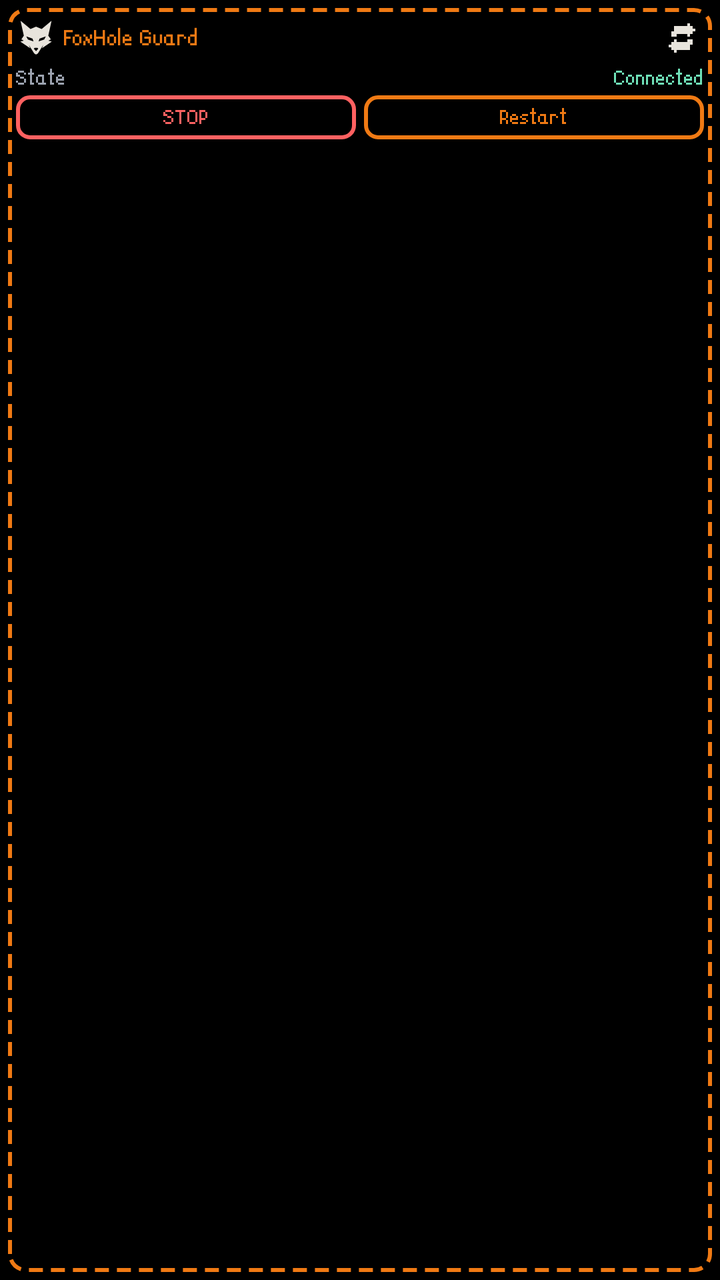
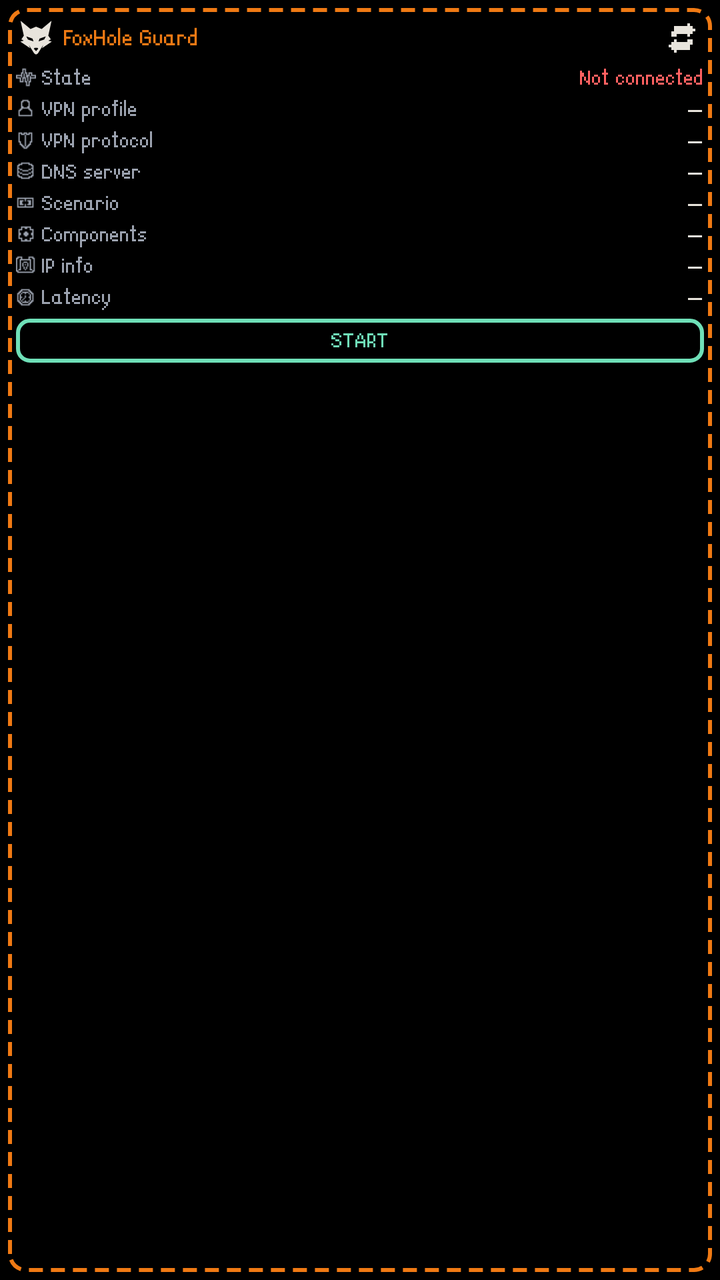

Before-and-after screenshots of an Android layout around one commit, followed by the original layout XML and the change that was made.
<!-- AndroidManifest.xml: application theme Theme.Foxhole -->
<!-- res/layout/widget_status_preview.xml -->
<?xml version="1.0" encoding="utf-8"?>
<LinearLayout xmlns:android="http://schemas.android.com/apk/res/android"
    xmlns:app="http://schemas.android.com/apk/res-auto"
    xmlns:tools="http://schemas.android.com/tools"
    android:layout_width="match_parent"
    android:layout_height="match_parent"
    android:background="@drawable/widget_preview_bg"
    android:contentDescription="@string/cli_status_widget_label"
    android:orientation="vertical"
    android:padding="8dp"
    tools:ignore="HardcodedText">

    <LinearLayout
        android:layout_width="match_parent"
        android:layout_height="wrap_content"
        android:gravity="center_vertical"
        android:orientation="horizontal">

        <ImageView
            android:layout_width="20dp"
            android:layout_height="20dp"
            android:importantForAccessibility="no"
            android:src="@drawable/ic_qs_tile"
            app:tint="@color/cli_fg" />

        <TextView
            android:layout_width="0dp"
            android:layout_height="wrap_content"
            android:layout_marginStart="4dp"
            android:layout_weight="1"
            android:fontFamily="@font/lanapixel"
            android:text="FoxHole Guard"
            android:textColor="@color/cli_accent"
            android:textSize="12sp" />

        <FrameLayout
            android:layout_width="22dp"
            android:layout_height="22dp">

            <ImageView
                android:layout_width="16dp"
                android:layout_height="16dp"
                android:layout_gravity="center"
                android:importantForAccessibility="no"
                android:src="@drawable/widget_refresh_pixel"
                app:tint="@color/cli_fg" />
        </FrameLayout>

    </LinearLayout>

    <LinearLayout
        android:layout_width="match_parent"
        android:layout_height="wrap_content"
        android:layout_marginTop="2dp"
        android:gravity="center_vertical"
        android:orientation="horizontal">

        <TextView
            android:layout_width="0dp"
            android:layout_height="wrap_content"
            android:layout_weight="1"
            android:fontFamily="@font/lanapixel"
            android:text="@string/widget_status_state"
            android:textColor="@color/cli_dim"
            android:textSize="11sp" />

        <TextView
            android:layout_width="wrap_content"
            android:layout_height="wrap_content"
            android:fontFamily="@font/lanapixel"
            android:text="@string/widget_status_connected"
            android:textColor="@color/cli_ok"
            android:textSize="11sp" />
    </LinearLayout>

    <LinearLayout
        android:layout_width="match_parent"
        android:layout_height="22dp"
        android:layout_marginTop="2dp"
        android:orientation="horizontal">

        <TextView
            android:layout_width="0dp"
            android:layout_height="match_parent"
            android:layout_weight="1"
            android:background="@drawable/widget_stop_button"
            android:fontFamily="@font/lanapixel"
            android:gravity="center"
            android:text="@string/widget_status_stop"
            android:textColor="@color/cli_err"
            android:textSize="11sp" />

        
        <TextView
            android:layout_width="4dp"
            android:layout_height="match_parent" />

        <TextView
            android:layout_width="0dp"
            android:layout_height="match_parent"
            android:layout_weight="1"
            android:background="@drawable/widget_restart_button"
            android:fontFamily="@font/lanapixel"
            android:gravity="center"
            android:text="@string/widget_status_restart"
            android:textColor="@color/cli_accent"
            android:textSize="11sp" />
    </LinearLayout>
</LinearLayout>
<!-- resources referenced by this layout -->
<resources>
  <color name="cli_accent">#F07A14</color>
  <color name="cli_dim">#9CA3B0</color>
  <color name="cli_err">#FF6161</color>
  <color name="cli_fg">#E8E4DC</color>
  <color name="cli_ok">#6FE0B8</color>
  <!-- drawable ic_qs_tile: png bitmap (drawable-nodpi, 2930 bytes) -->
  <!-- drawable widget_preview_bg (drawable) -->
  <?xml version="1.0" encoding="utf-8"?>
  <layer-list xmlns:android="http://schemas.android.com/apk/res/android">
      <item>
          <shape android:shape="rectangle">
              <solid android:color="#000000" />
          </shape>
      </item>
      <item android:left="4dp" android:top="4dp" android:right="4dp" android:bottom="4dp">
          <shape android:shape="rectangle">
              <stroke
                  android:width="2dp"
                  android:color="@color/cli_accent"
                  android:dashWidth="7dp"
                  android:dashGap="4dp" />
              <corners android:radius="8dp" />
              <solid android:color="@android:color/transparent" />
          </shape>
      </item>
  </layer-list>
  <!-- drawable widget_refresh_pixel (drawable) -->
  <?xml version="1.0" encoding="utf-8"?>
  <vector xmlns:android="http://schemas.android.com/apk/res/android"
      android:width="24dp"
      android:height="24dp"
      android:viewportWidth="24"
      android:viewportHeight="24">
      <path
          android:fillColor="#FFFFFFFF"
          android:pathData="M6,3H16V1H18V3H20V5H22V7H20V9H18V11H16V9H8V11H4V7H6ZM18,13H20V17H18V21H8V23H6V21H4V19H2V17H4V15H6V13H8V15H16V13Z" />
  </vector>
  <!-- drawable widget_restart_button (drawable) -->
  <?xml version="1.0" encoding="utf-8"?>
  <shape xmlns:android="http://schemas.android.com/apk/res/android" android:shape="rectangle">
      <solid android:color="@android:color/transparent" />
      <stroke android:width="2dp" android:color="@color/cli_accent" />
      <corners android:radius="6dp" />
  </shape>
  <!-- drawable widget_stop_button (drawable) -->
  <?xml version="1.0" encoding="utf-8"?>
  <shape xmlns:android="http://schemas.android.com/apk/res/android" android:shape="rectangle">
      <solid android:color="@android:color/transparent" />
      <stroke android:width="2dp" android:color="@color/cli_err" />
      <corners android:radius="6dp" />
  </shape>
  <string name="cli_status_widget_label">Quick access with info panel</string>
  <string name="widget_status_connected">Connected</string>
  <string name="widget_status_restart">Restart</string>
  <string name="widget_status_state">State</string>
  <string name="widget_status_stop">STOP</string>
  <style name="Theme.Foxhole" parent="Theme.AppCompat.DayNight.NoActionBar">
          <item name="android:statusBarColor">@android:color/transparent</item>
          <item name="android:navigationBarColor">@android:color/transparent</item>
          <item name="android:windowLightStatusBar">false</item>
          <item name="android:windowLightNavigationBar" tools:targetApi="o_mr1">false</item>
      </style>
</resources>

<!-- the commit's change to res/layout/widget_status_preview.xml (unified diff, before → after) -->
@@ -29,7 +29,7 @@
             android:layout_marginStart="4dp"
             android:layout_weight="1"
             android:fontFamily="@font/lanapixel"
-            android:text="FoxHole Guard"
+            android:text="@string/app_name"
             android:textColor="@color/cli_accent"
             android:textSize="12sp" />
 
@@ -55,9 +55,17 @@
         android:gravity="center_vertical"
         android:orientation="horizontal">
 
-        <TextView
-            android:layout_width="0dp"
-            android:layout_height="wrap_content"
+        <ImageView
+            android:layout_width="10dp"
+            android:layout_height="10dp"
+            android:importantForAccessibility="no"
+            android:src="@drawable/pix_status"
+            app:tint="@color/cli_dim" />
+
+        <TextView
+            android:layout_width="0dp"
+            android:layout_height="wrap_content"
+            android:layout_marginStart="3dp"
             android:layout_weight="1"
             android:fontFamily="@font/lanapixel"
             android:text="@string/widget_status_state"
@@ -68,42 +76,257 @@
             android:layout_width="wrap_content"
             android:layout_height="wrap_content"
             android:fontFamily="@font/lanapixel"
-            android:text="@string/widget_status_connected"
+            android:text="@string/widget_status_disconnected"
+            android:textColor="@color/cli_err"
+            android:textSize="11sp" />
+    </LinearLayout>
+
+    <LinearLayout
+        android:layout_width="match_parent"
+        android:layout_height="wrap_content"
+        android:layout_marginTop="2dp"
+        android:gravity="center_vertical"
+        android:orientation="horizontal">
+
+        <ImageView
+            android:layout_width="10dp"
+            android:layout_height="10dp"
+            android:importantForAccessibility="no"
+            android:src="@drawable/pix_profiles"
+            app:tint="@color/cli_dim" />
+
+        <TextView
+            android:layout_width="0dp"
+            android:layout_height="wrap_content"
+            android:layout_marginStart="3dp"
+            android:layout_weight="1"
+            android:fontFamily="@font/lanapixel"
+            android:text="@string/widget_status_vpn_profile"
+            android:textColor="@color/cli_dim"
+            android:textSize="11sp" />
+
+        <TextView
+            android:layout_width="wrap_content"
+            android:layout_height="wrap_content"
+            android:fontFamily="@font/lanapixel"
+            android:text="—"
+            android:textColor="@color/cli_fg"
+            android:textSize="11sp" />
+    </LinearLayout>
+
+    <LinearLayout
+        android:layout_width="match_parent"
+        android:layout_height="wrap_content"
+        android:layout_marginTop="2dp"
+        android:gravity="center_vertical"
+        android:orientation="horizontal">
+
+        <ImageView
+            android:layout_width="10dp"
+            android:layout_height="10dp"
+            android:importantForAccessibility="no"
+            android:src="@drawable/pix_shield"
+            app:tint="@color/cli_dim" />
+
+        <TextView
+            android:layout_width="0dp"
+            android:layout_height="wrap_content"
+            android:layout_marginStart="3dp"
+            android:layout_weight="1"
+            android:fontFamily="@font/lanapixel"
+            android:text="@string/widget_status_vpn_protocol"
+            android:textColor="@color/cli_dim"
+            android:textSize="11sp" />
+
+        <TextView
+            android:layout_width="wrap_content"
+            android:layout_height="wrap_content"
+            android:fontFamily="@font/lanapixel"
+            android:text="—"
+            android:textColor="@color/cli_fg"
+            android:textSize="11sp" />
+    </LinearLayout>
+
+    <LinearLayout
+        android:layout_width="match_parent"
+        android:layout_height="wrap_content"
+        android:layout_marginTop="2dp"
+        android:gravity="center_vertical"
+        android:orientation="horizontal">
+
+        <ImageView
+            android:layout_width="10dp"
+            android:layout_height="10dp"
+            android:importantForAccessibility="no"
+            android:src="@drawable/pix_dns"
+            app:tint="@color/cli_dim" />
+
+        <TextView
+            android:layout_width="0dp"
+            android:layout_height="wrap_content"
+            android:layout_marginStart="3dp"
+            android:layout_weight="1"
+            android:fontFamily="@font/lanapixel"
+            android:text="@string/widget_status_dns"
+            android:textColor="@color/cli_dim"
+            android:textSize="11sp" />
+
+        <TextView
+            android:layout_width="wrap_content"
+            android:layout_height="wrap_content"
+            android:fontFamily="@font/lanapixel"
+            android:text="—"
+            android:textColor="@color/cli_fg"
+            android:textSize="11sp" />
+    </LinearLayout>
+
+    <LinearLayout
+        android:layout_width="match_parent"
+        android:layout_height="wrap_content"
+        android:layout_marginTop="2dp"
+        android:gravity="center_vertical"
+        android:orientation="horizontal">
+
+        <ImageView
+            android:layout_width="10dp"
+            android:layout_height="10dp"
+            android:importantForAccessibility="no"
+            android:src="@drawable/pix_link"
+            app:tint="@color/cli_dim" />
+
+        <TextView
+            android:layout_width="0dp"
+            android:layout_height="wrap_content"
+            android:layout_marginStart="3dp"
+            android:layout_weight="1"
+            android:fontFamily="@font/lanapixel"
+            android:text="@string/widget_status_scenario"
+            android:textColor="@color/cli_dim"
+            android:textSize="11sp" />
+
+        <TextView
+            android:layout_width="wrap_content"
+            android:layout_height="wrap_content"
+            android:fontFamily="@font/lanapixel"
+            android:text="—"
+            android:textColor="@color/cli_fg"
+            android:textSize="11sp" />
+    </LinearLayout>
+
+    <LinearLayout
+        android:layout_width="match_parent"
+        android:layout_height="wrap_content"
+        android:layout_marginTop="2dp"
+        android:gravity="center_vertical"
+        android:orientation="horizontal">
+
+        <ImageView
+            android:layout_width="10dp"
+            android:layout_height="10dp"
+            android:importantForAccessibility="no"
+            android:src="@drawable/pix_settings"
+            app:tint="@color/cli_dim" />
+
+        <TextView
+            android:layout_width="0dp"
+            android:layout_height="wrap_content"
+            android:layout_marginStart="3dp"
+            android:layout_weight="1"
+            android:fontFamily="@font/lanapixel"
+            android:text="@string/widget_status_components"
+            android:textColor="@color/cli_dim"
+            android:textSize="11sp" />
+
+        <TextView
+            android:layout_width="wrap_content"
+            android:layout_height="wrap_content"
+            android:fontFamily="@font/lanapixel"
+            android:text="—"
+            android:textColor="@color/cli_fg"
+            android:textSize="11sp" />
+    </LinearLayout>
+
+    <LinearLayout
+        android:layout_width="match_parent"
+        android:layout_height="wrap_content"
+        android:layout_marginTop="2dp"
+        android:gravity="center_vertical"
+        android:orientation="horizontal">
+
+        <ImageView
+            android:layout_width="10dp"
+            android:layout_height="10dp"
+            android:importantForAccessibility="no"
+            android:src="@drawable/pix_map"
+            app:tint="@color/cli_dim" />
+
+        <TextView
+            android:layout_width="0dp"
+            android:layout_height="wrap_content"
+            android:layout_marginStart="3dp"
+            android:layout_weight="1"
+            android:fontFamily="@font/lanapixel"
+            android:text="@string/widget_status_ip_geo"
+            android:textColor="@color/cli_dim"
+            android:textSize="11sp" />
+
+        <TextView
+            android:layout_width="wrap_content"
+            android:layout_height="wrap_content"
+            android:fontFamily="@font/lanapixel"
+            android:text="—"
+            android:textColor="@color/cli_fg"
+            android:textSize="11sp" />
+    </LinearLayout>
+
+    <LinearLayout
+        android:layout_width="match_parent"
+        android:layout_height="wrap_content"
+        android:layout_marginTop="2dp"
+        android:gravity="center_vertical"
+        android:orientation="horizontal">
+
+        <ImageView
+            android:layout_width="10dp"
+            android:layout_height="10dp"
+            android:importantForAccessibility="no"
+            android:src="@drawable/pix_clock"
+            app:tint="@color/cli_dim" />
+
+        <TextView
+            android:layout_width="0dp"
+            android:layout_height="wrap_content"
+            android:layout_marginStart="3dp"
+            android:layout_weight="1"
+            android:fontFamily="@font/lanapixel"
+            android:text="@string/widget_status_latency"
+            android:textColor="@color/cli_dim"
+            android:textSize="11sp" />
+
+        <TextView
+            android:layout_width="wrap_content"
+            android:layout_height="wrap_content"
+            android:fontFamily="@font/lanapixel"
+            android:text="—"
+            android:textColor="@color/cli_fg"
+            android:textSize="11sp" />
+    </LinearLayout>
+
+    <LinearLayout
+        android:layout_width="match_parent"
+        android:layout_height="22dp"
+        android:layout_marginTop="4dp"
+        android:orientation="horizontal">
+
+        <TextView
+            android:layout_width="0dp"
+            android:layout_height="match_parent"
+            android:layout_weight="1"
+            android:background="@drawable/widget_start_button"
+            android:fontFamily="@font/lanapixel"
+            android:gravity="center"
+            android:text="@string/widget_status_start"
             android:textColor="@color/cli_ok"
             android:textSize="11sp" />
     </LinearLayout>
-
-    <LinearLayout
-        android:layout_width="match_parent"
-        android:layout_height="22dp"
-        android:layout_marginTop="2dp"
-        android:orientation="horizontal">
-
-        <TextView
-            android:layout_width="0dp"
-            android:layout_height="match_parent"
-            android:layout_weight="1"
-            android:background="@drawable/widget_stop_button"
-            android:fontFamily="@font/lanapixel"
-            android:gravity="center"
-            android:text="@string/widget_status_stop"
-            android:textColor="@color/cli_err"
-            android:textSize="11sp" />
-
-        
-        <TextView
-            android:layout_width="4dp"
-            android:layout_height="match_parent" />
-
-        <TextView
-            android:layout_width="0dp"
-            android:layout_height="match_parent"
-            android:layout_weight="1"
-            android:background="@drawable/widget_restart_button"
-            android:fontFamily="@font/lanapixel"
-            android:gravity="center"
-            android:text="@string/widget_status_restart"
-            android:textColor="@color/cli_accent"
-            android:textSize="11sp" />
-    </LinearLayout>
 </LinearLayout>
<!-- resource entries referenced after the edit -->
@@ -6,6 +6,14 @@
   <color name="cli_fg">#E8E4DC</color>
   <color name="cli_ok">#6FE0B8</color>
   <!-- drawable ic_qs_tile: png bitmap (drawable-nodpi, 2930 bytes) -->
+  <!-- drawable pix_clock: png bitmap (drawable-nodpi, 134 bytes) -->
+  <!-- drawable pix_dns: png bitmap (drawable-nodpi, 109 bytes) -->
+  <!-- drawable pix_link: png bitmap (drawable-nodpi, 104 bytes) -->
+  <!-- drawable pix_map: png bitmap (drawable-nodpi, 137 bytes) -->
+  <!-- drawable pix_profiles: png bitmap (drawable-nodpi, 109 bytes) -->
+  <!-- drawable pix_settings: png bitmap (drawable-nodpi, 118 bytes) -->
+  <!-- drawable pix_shield: png bitmap (drawable-nodpi, 119 bytes) -->
+  <!-- drawable pix_status: png bitmap (drawable-nodpi, 133 bytes) -->
   <!-- drawable widget_preview_bg (drawable) -->
   <?xml version="1.0" encoding="utf-8"?>
   <layer-list xmlns:android="http://schemas.android.com/apk/res/android">
@@ -37,25 +45,25 @@
           android:fillColor="#FFFFFFFF"
           android:pathData="M6,3H16V1H18V3H20V5H22V7H20V9H18V11H16V9H8V11H4V7H6ZM18,13H20V17H18V21H8V23H6V21H4V19H2V17H4V15H6V13H8V15H16V13Z" />
   </vector>
-  <!-- drawable widget_restart_button (drawable) -->
+  <!-- drawable widget_start_button (drawable) -->
   <?xml version="1.0" encoding="utf-8"?>
   <shape xmlns:android="http://schemas.android.com/apk/res/android" android:shape="rectangle">
       <solid android:color="@android:color/transparent" />
-      <stroke android:width="2dp" android:color="@color/cli_accent" />
+      <stroke android:width="2dp" android:color="@color/cli_ok" />
       <corners android:radius="6dp" />
   </shape>
-  <!-- drawable widget_stop_button (drawable) -->
-  <?xml version="1.0" encoding="utf-8"?>
-  <shape xmlns:android="http://schemas.android.com/apk/res/android" android:shape="rectangle">
-      <solid android:color="@android:color/transparent" />
-      <stroke android:width="2dp" android:color="@color/cli_err" />
-      <corners android:radius="6dp" />
-  </shape>
+  <string name="app_name">FoxHole Guard</string>
   <string name="cli_status_widget_label">Quick access with info panel</string>
-  <string name="widget_status_connected">Connected</string>
-  <string name="widget_status_restart">Restart</string>
+  <string name="widget_status_components">Components</string>
+  <string name="widget_status_disconnected">Not connected</string>
+  <string name="widget_status_dns">DNS server</string>
+  <string name="widget_status_ip_geo">IP info</string>
+  <string name="widget_status_latency">Latency</string>
+  <string name="widget_status_scenario">Scenario</string>
+  <string name="widget_status_start">START</string>
   <string name="widget_status_state">State</string>
-  <string name="widget_status_stop">STOP</string>
+  <string name="widget_status_vpn_profile">VPN profile</string>
+  <string name="widget_status_vpn_protocol">VPN protocol</string>
   <style name="Theme.Foxhole" parent="Theme.AppCompat.DayNight.NoActionBar">
           <item name="android:statusBarColor">@android:color/transparent</item>
           <item name="android:navigationBarColor">@android:color/transparent</item>
